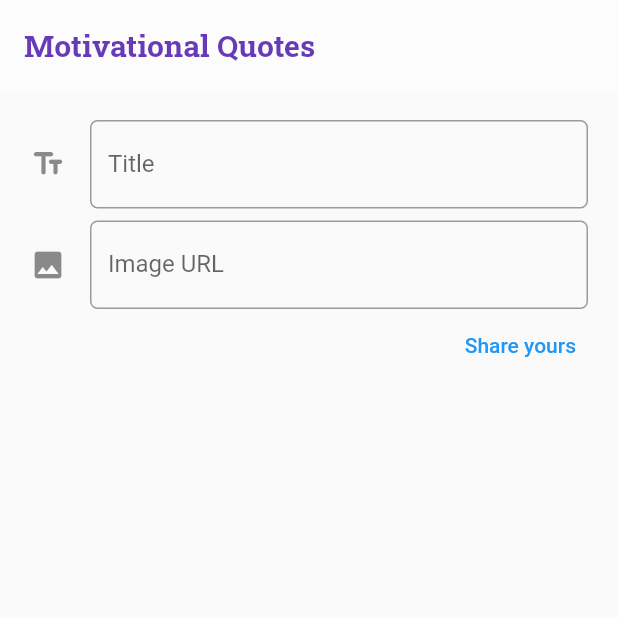
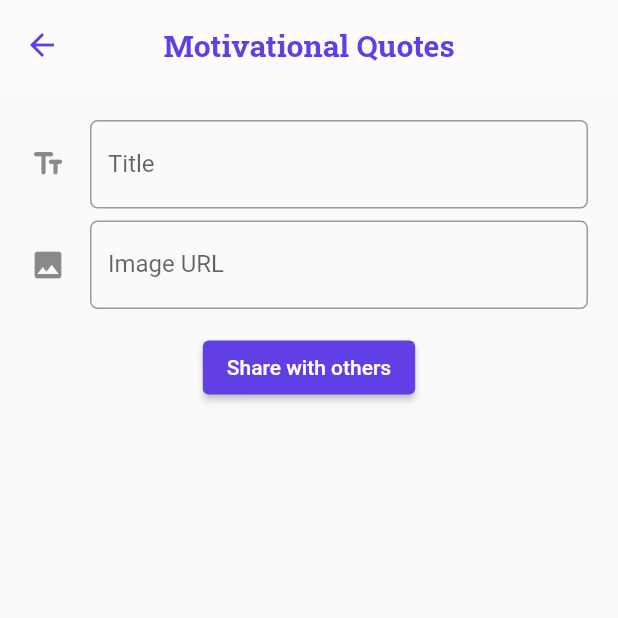
Before and after one commit to vwjaya32/RuOK-Flutter, a Flutter app: the QuotesForm screen opened directly, on a phone screen of 412 x 824 dp, the top half of it. Run offline on Flutter 3.47's test engine with Material 2 defaults, Android fonts, the phone set to English and light mode, and no system bars; missing offline and left inert: pbp_django_auth.

Commit message:
UI update, POST DONE

```diff
--- a/ruok/lib/Quotes/forms/quotes_form.dart
+++ b/ruok/lib/Quotes/forms/quotes_form.dart
@@ -12,6 +12,9 @@ import 'package:ruok/providers/user_provider.dart';
 import 'package:http/http.dart' as http;
 import 'dart:convert';
 
+// Import pages
+import 'package:ruok/Quotes/pages/quotes_page_main.dart';
+
 class QuotesForm extends StatefulWidget {
   const QuotesForm({Key? key}) : super(key:key);
 
@@ -25,9 +28,9 @@ class _QuotesFormState extends State<QuotesForm> {
   String? _image = "";
   String? user = "";
 
-  Future<void> submit(BuildContext context) async {
-    final who = context.watch<UserProvider>();
+  Future<void> submit(CookieRequest request, UserProvider who) async {
     user = who.user.username;
+
     final response = await http.post(
         Uri.parse('https://ruok.up.railway.app/quotes/mob_add_quote'),
         headers: <String, String>{'Content-Type': 'application/json'},
@@ -40,19 +43,29 @@ class _QuotesFormState extends State<QuotesForm> {
 
   @override
   Widget build(BuildContext context) {
+    final request = context.watch<CookieRequest>();
+    final who = context.watch<UserProvider>();
     return Scaffold(
       appBar: AppBar(
+        leading: IconButton(
+          onPressed: (){
+            Navigator.pushReplacement(context,
+                MaterialPageRoute(builder: (context) => const QuotesPage()));
+          },
+          icon:Icon(Icons.arrow_back),
+        ),
+        centerTitle: true,
         toolbarHeight: 60,
         title: const Text(
           'Motivational Quotes',
           style: TextStyle(
             fontFamily: "Roboto Slab",
             fontWeight: FontWeight.bold,
-            color: Colors.deepPurple,
+            color: Color(0xFF613FE5),
           ),
         ),
         backgroundColor: Colors.white30,
-        foregroundColor: Colors.deepPurple,
+        foregroundColor: Color(0xFF613FE5),
         elevation: 0,
       ),
       body: Form(
@@ -115,14 +128,18 @@ class _QuotesFormState extends State<QuotesForm> {
                         return null;
                       },
                     ),
+                    SizedBox(height: 15,),
                     Row(
-                      mainAxisAlignment: MainAxisAlignment.end,
+                      mainAxisAlignment: MainAxisAlignment.center,
                       children: [
-                        TextButton(
-                          child: const Text('Share yours'),
+                        ElevatedButton(
+                          style: ElevatedButton.styleFrom(
+                            backgroundColor: Color(0xFF613FE5),
+                          ),
+                          child: const Text('Share with others'),
                           onPressed: (){
                             if(_formKey.currentState!.validate()){
-                              submit(context);
+                              submit(request, who);
                               showDialog(
                                   context: context,
                                   builder: (context){
@@ -146,7 +163,9 @@ class _QuotesFormState extends State<QuotesForm> {
                                               TextButton(
                                                 child: Text('Back'),
                                                 onPressed: () {
-                                                  Navigator.pop(context);
+                                                  Navigator.pushReplacement(context,
+                                                      MaterialPageRoute(builder: (context) => const QuotesPage())
+                                                  );
                                                 },
                                               ),
                                             ],
--- a/ruok/lib/main.dart
+++ b/ruok/lib/main.dart
@@ -98,9 +98,7 @@ class _HomePageState extends State<HomePage> {
     // than having to individually change instances of widgets.
 
     return Scaffold(
-      backgroundColor: black,
       appBar: AppBar(
-        backgroundColor: purple,
         // Here we take the value from the MyHomePage object that was created by
         // the App.build method, and use it to set our appbar title.
         title: Text(widget.title),
```
Also changed, not shown: ruok/lib/Quotes/pages/quotes_page_main.dart (+15 -6 lines), ruok/lib/Quotes/pages/quotes_page_perImage.dart (+12 -8 lines), ruok/pubspec.lock.
